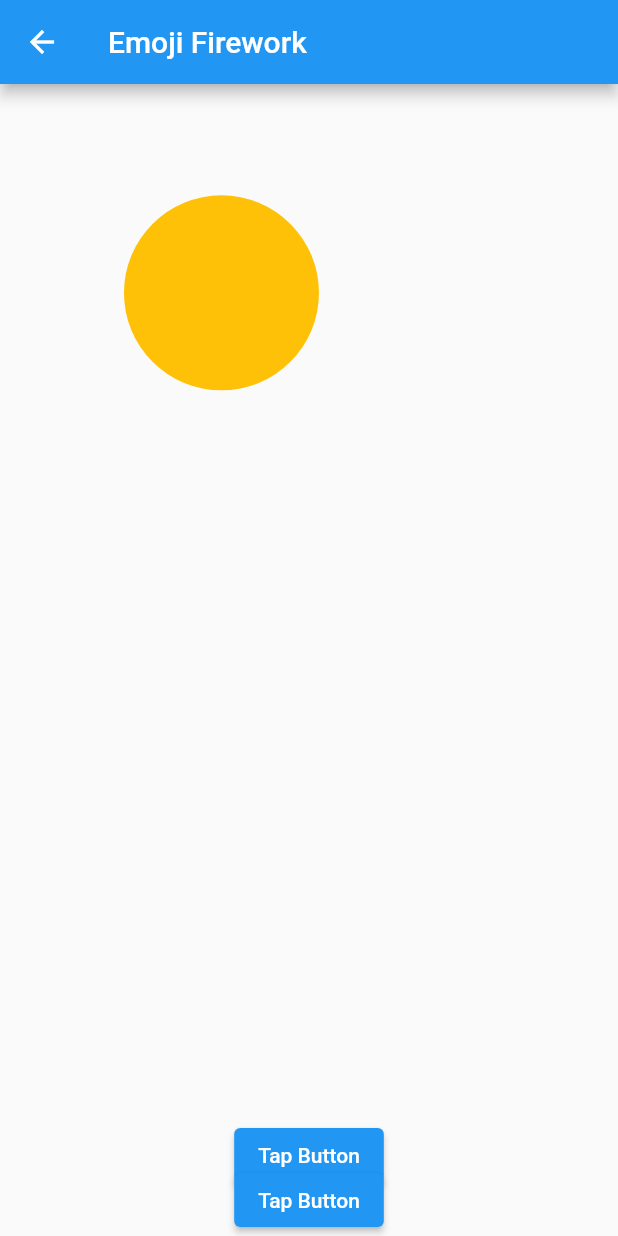
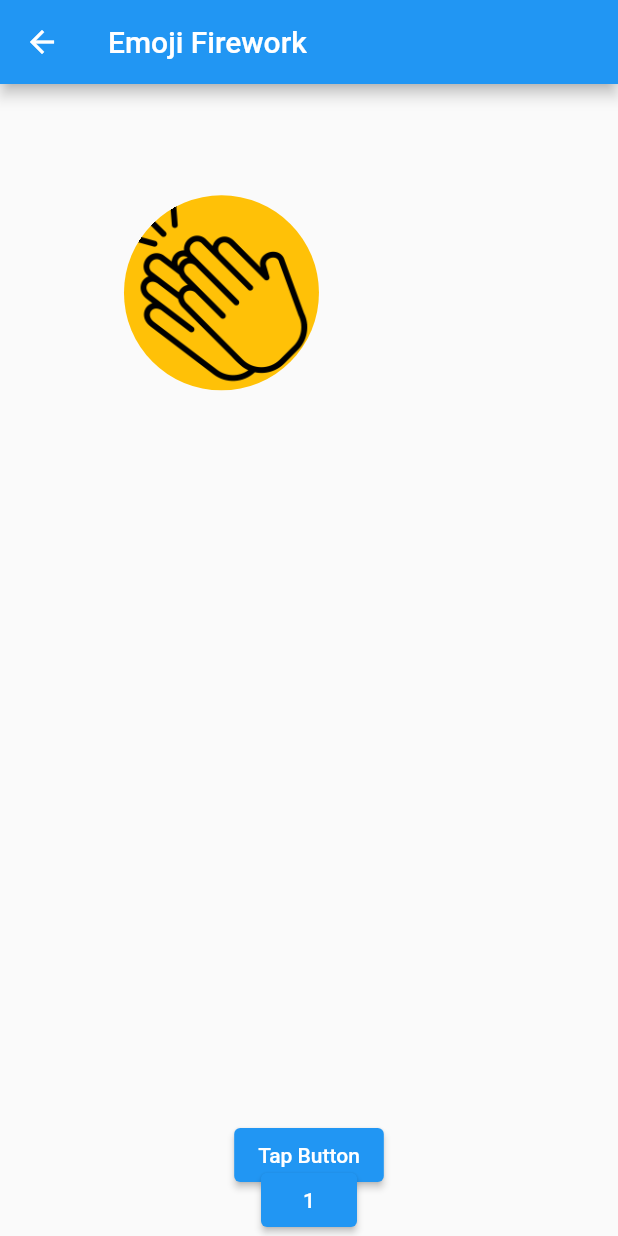
Before and after one commit to sm-amoled/flutter_sandbox, a Flutter app: the BalloonPage screen opened directly, after a tap on "Tap Button", on a phone screen of 412 x 824 dp. Run offline on Flutter 3.47's test engine with Material 2 defaults, Android fonts, the phone set to English and light mode, and no system bars; our stand-ins replace flutter_riverpod, riverpod.

Commit message:
둥둥 애니메이션 구현

```diff
--- a/sandbox/lib/balloon_animation/balloon_model.dart
+++ b/sandbox/lib/balloon_animation/balloon_model.dart
@@ -20,7 +20,7 @@ class BalloonManager extends StateNotifier<Map<Key, BalloonWidget>> {
       balloonWidgetKey: BalloonWidget(
         key: balloonWidgetKey,
         notifyWidgetIsDisposed: (Key widgetKey) {
-          state.remove(widgetKey);
+          state = Map.of(state..remove(widgetKey));
         },
       ),
     }.entries);
@@ -32,6 +32,7 @@ class BalloonWidget extends StatefulWidget {
     required this.key,
     required this.notifyWidgetIsDisposed,
   });
+
   @override
   Key key;
   Function notifyWidgetIsDisposed;
@@ -68,7 +69,6 @@ class _BalloonWidgetState extends State<BalloonWidget>
 
     _animationController.addStatusListener((status) {
       if (status == AnimationStatus.completed) {
-        // widget.notifyWidgetIsDisposed();
         _animationController.repeat();
       }
     });
@@ -107,10 +107,9 @@ class _BalloonWidgetState extends State<BalloonWidget>
   }
 
   void notifyWidgetIsDisposed() {
-    print("DISPISING");
     _animationController.dispose();
+    // dispose();
     widget.notifyWidgetIsDisposed(widget.key);
-    super.dispose();
   }
 }
 
@@ -136,11 +135,15 @@ class BalloonParticle extends StatelessWidget {
           notifyWidgetIsDisposed();
         },
         child: Container(
+          clipBehavior: Clip.hardEdge,
           width: 130,
           height: 130,
           decoration: const BoxDecoration(
             color: Colors.amber,
             shape: BoxShape.circle,
+          ),
+          child: Image(
+            image: AssetImage("images/clap.png"),
           ),
         ),
       ),
--- a/sandbox/lib/balloon_animation/balloon_page.dart
+++ b/sandbox/lib/balloon_animation/balloon_page.dart
@@ -74,7 +74,7 @@ class _BalloonPageState extends ConsumerState<BalloonPage> {
                   setState(() {});
                   print(_balloonWidgets);
                 },
-                child: const Text("Tap Button"),
+                child: Text(_balloonWidgets.length.toString()),
               ),
             ),
           ],
```
